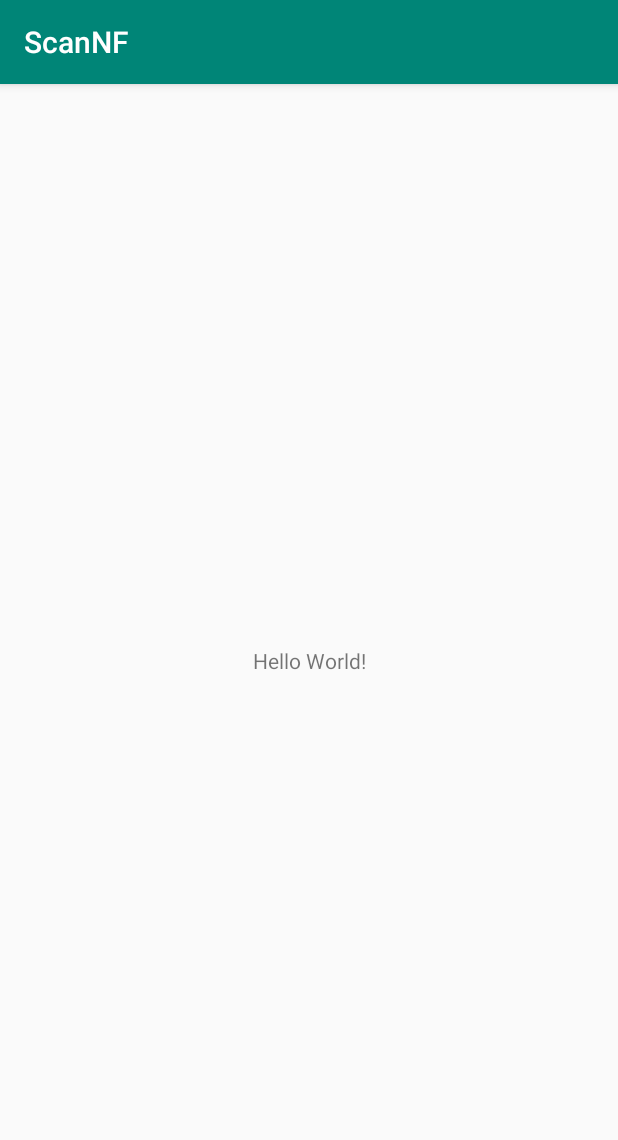
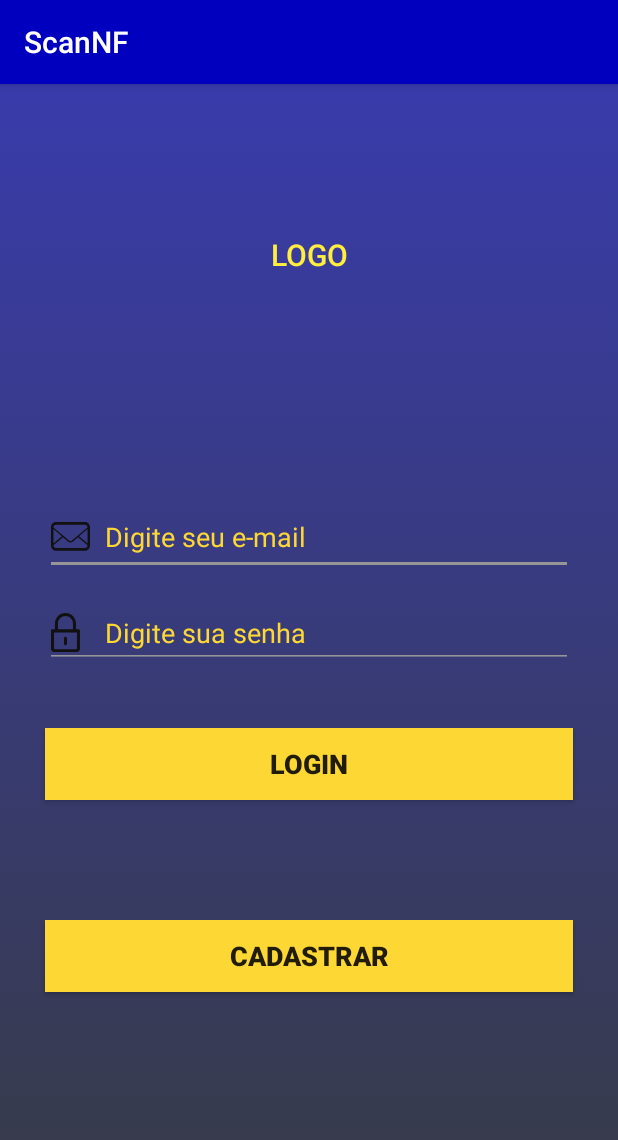
Before and after one commit to gabriel-os/ScanNF, an Android app: the screen it shows after launch (MainActivity), on a phone screen of 412 x 824 dp. Shown: the top 1140 px of the screen. Run offline under Robolectric (Android 15) with nearby library versions, the light colour scheme and no system bars.

Commit message:
Adding a login screen and all icons and colors necessaries (27052019.1)

```diff
--- a/app/build.gradle
+++ b/app/build.gradle
@@ -25,4 +25,5 @@ dependencies {
     testImplementation 'junit:junit:4.12'
     androidTestImplementation 'com.android.support.test:runner:1.0.2'
     androidTestImplementation 'com.android.support.test.espresso:espresso-core:3.0.2'
+    implementation 'com.android.support:recyclerview-v7:28.0.0'
 }
--- /dev/null
+++ b/app/src/main/res/drawable/background_login.xml
@@ -0,0 +1,8 @@
+<?xml version="1.0" encoding="utf-8"?>
+<selector xmlns:android="http://schemas.android.com/apk/res/android">
+    <item>
+        <shape>
+            <gradient android:startColor="#373B44" android:endColor="#393BAB" android:angle="90" android:type="linear" />
+        </shape>
+    </item>
+</selector>
--- /dev/null
+++ b/app/src/main/res/drawable/ic_email.xml
@@ -0,0 +1,9 @@
+<vector xmlns:android="http://schemas.android.com/apk/res/android"
+    android:width="26dp"
+    android:height="29dp"
+    android:viewportWidth="32"
+    android:viewportHeight="32">
+    <path
+        android:pathData="M28,5H4C1.791,5 0,6.792 0,9v13c0,2.209 1.791,4 4,4h24c2.209,0 4,-1.791 4,-4V9C32,6.792 30.209,5 28,5zM2,10.25l6.999,5.25L2,20.75V10.25zM30,22c0,1.104 -0.898,2 -2,2H4c-1.103,0 -2,-0.896 -2,-2l7.832,-5.875l4.368,3.277c0.533,0.398 1.166,0.6 1.8,0.6c0.633,0 1.266,-0.201 1.799,-0.6l4.369,-3.277L30,22L30,22zM30,20.75l-7,-5.25l7,-5.25V20.75zM17.199,18.602c-0.349,0.262 -0.763,0.4 -1.199,0.4c-0.436,0 -0.851,-0.139 -1.2,-0.4L10.665,15.5l-0.833,-0.625L2,9.001V9c0,-1.103 0.897,-2 2,-2h24c1.102,0 2,0.897 2,2L17.199,18.602z"
+        android:fillColor="#111" />
+</vector>
--- /dev/null
+++ b/app/src/main/res/drawable/ic_pass.xml
@@ -0,0 +1,12 @@
+<vector android:height="26dp"
+    android:viewportHeight="1700"
+    android:viewportWidth="1700"
+    android:width="26dp"
+    xmlns:android="http://schemas.android.com/apk/res/android">
+    <path
+        android:fillColor="#111"
+        android:pathData="M1196.49,713.26H1090V459.59c0,-253.29 -205.8,-459.35 -459,-459.35C377.8,0.24 172,206.44 172,459.89v253.37H66.69C30.19,713.26 0,742.24 0,778.73v766.42c0,91.08 74.71,165.11 165.79,165.11h931.6c91.08,0 164.61,-74.03 164.61,-165.11v-766.42C1262,742.24 1232.98,713.26 1196.49,713.26zM304,459.89c0,-180.59 146.66,-327.51 327,-327.51C811.34,132.38 958,279.17 958,459.59v253.67H304V459.89zM1130,1545.15c0,18.22 -14.4,33.11 -32.61,33.11H165.79c-18.22,0 -33.79,-14.89 -33.79,-33.11V845.26h998V1545.15z" />
+    <path
+        android:fillColor="#111"
+        android:pathData="M631,1409.71c36.49,0 66,-29.58 66,-66.07v-237.85c0,-36.49 -29.51,-66.07 -66,-66.07c-36.49,0 -66,29.58 -66,66.07v237.85C565,1380.13 594.51,1409.71 631,1409.71z" />
+</vector>
--- a/app/src/main/res/layout/activity_main.xml
+++ b/app/src/main/res/layout/activity_main.xml
@@ -4,15 +4,84 @@
     xmlns:tools="http://schemas.android.com/tools"
     android:layout_width="match_parent"
     android:layout_height="match_parent"
+    android:background="@drawable/background_login"
+
     tools:context=".MainActivity">
 
-    <TextView
-        android:layout_width="wrap_content"
-        android:layout_height="wrap_content"
-        android:text="Hello World!"
-        app:layout_constraintBottom_toBottomOf="parent"
-        app:layout_constraintLeft_toLeftOf="parent"
-        app:layout_constraintRight_toRightOf="parent"
-        app:layout_constraintTop_toTopOf="parent" />
+
+    <LinearLayout
+        android:layout_width="match_parent"
+        android:layout_height="match_parent"
+        android:orientation="vertical"
+
+        app:layout_constraintTop_toTopOf="parent"
+        tools:layout_editor_absoluteX="8dp">
+
+        <TextView
+            android:id="@+id/logoImagem"
+            android:layout_width="match_parent"
+            android:layout_height="wrap_content"
+            android:text="LOGO"
+            android:textAlignment="center"
+            android:textAppearance="@style/TextAppearance.AppCompat.Title"
+            android:textColor="@color/colorAccent"
+            android:layout_marginTop="100dp"
+            tools:layout_editor_absoluteX="-1dp"
+            tools:layout_editor_absoluteY="34dp"
+            tools:ignore="MissingConstraints" />
+
+        <EditText
+            android:id="@+id/mainEmail"
+            android:layout_width="match_parent"
+            android:layout_height="wrap_content"
+            android:layout_marginTop="150dp"
+            android:layout_marginHorizontal="30dp"
+            android:hint="@string/main_email"
+            android:drawableLeft="@drawable/ic_email"
+            android:drawablePadding="10dp"
+            android:textColorHint="@color/colorAccentPastel"
+            android:backgroundTint="@color/colorAccentSecundary"
+            android:ems="10"
+            android:inputType="textEmailAddress" />
+
+        <EditText
+            android:id="@+id/mainPassword"
+            android:layout_width="match_parent"
+            android:layout_height="wrap_content"
+            android:layout_marginTop="15dp"
+            android:layout_marginHorizontal="30dp"
+            android:hint="@string/main_pass"
+            android:drawableLeft="@drawable/ic_pass"
+            android:drawablePadding="10dp"
+            android:textColorHint="@color/colorAccentPastel"
+            android:backgroundTint="@color/colorAccentSecundary"
+            android:ems="10"
+            android:inputType="textPassword" />
+
+        <Button
+            android:id="@+id/btnLogin"
+            android:layout_width="match_parent"
+            android:layout_height="wrap_content"
+            android:layout_marginTop="40dp"
+            android:layout_marginHorizontal="30dp"
+            android:background="@color/colorAccentPastel"
+            android:textStyle="bold"
+            android:textSize="18dp"
+            android:text="@string/main_btnLogin" />
+
+        <Button
+            android:id="@+id/btnCadastro"
+            android:layout_width="match_parent"
+            android:layout_height="wrap_content"
+            android:layout_marginTop="80dp"
+            android:layout_marginHorizontal="30dp"
+            android:background="@color/colorAccentPastel"
+            android:textStyle="bold"
+            android:textSize="18dp"
+            android:text="@string/main_btnCadastro" />
+
+
+    </LinearLayout>
+
 
 </android.support.constraint.ConstraintLayout>
--- a/app/src/main/res/values/colors.xml
+++ b/app/src/main/res/values/colors.xml
@@ -1,6 +1,8 @@
 <?xml version="1.0" encoding="utf-8"?>
 <resources>
-    <color name="colorPrimary">#008577</color>
-    <color name="colorPrimaryDark">#00574B</color>
-    <color name="colorAccent">#D81B60</color>
+    <color name="colorPrimary">#0000BE</color>
+    <color name="colorPrimaryDark">#000060</color>
+    <color name="colorAccent">#FFEE3D</color>
+    <color name="colorAccentPastel">#FDD835</color>
+    <color name="colorAccentSecundary">#969696</color>
 </resources>
--- a/app/src/main/res/values/strings.xml
+++ b/app/src/main/res/values/strings.xml
@@ -1,3 +1,7 @@
 <resources>
     <string name="app_name">ScanNF</string>
+    <string name="main_email">Digite seu e-mail</string>
+    <string name="main_pass">Digite sua senha</string>
+    <string name="main_btnLogin">Login</string>
+    <string name="main_btnCadastro">Cadastrar</string>
 </resources>
```
